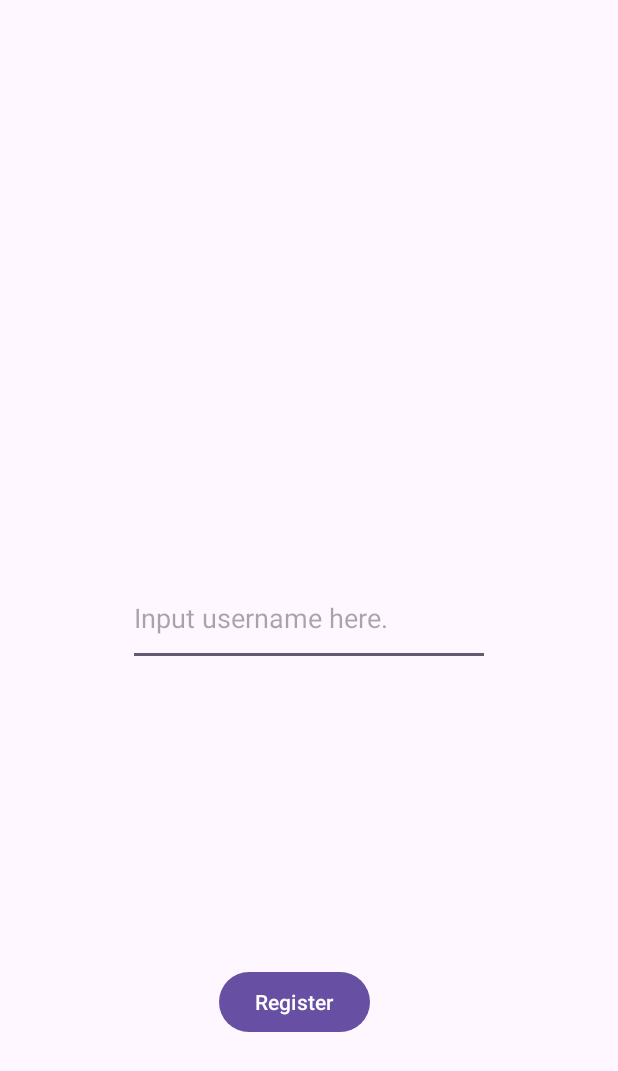
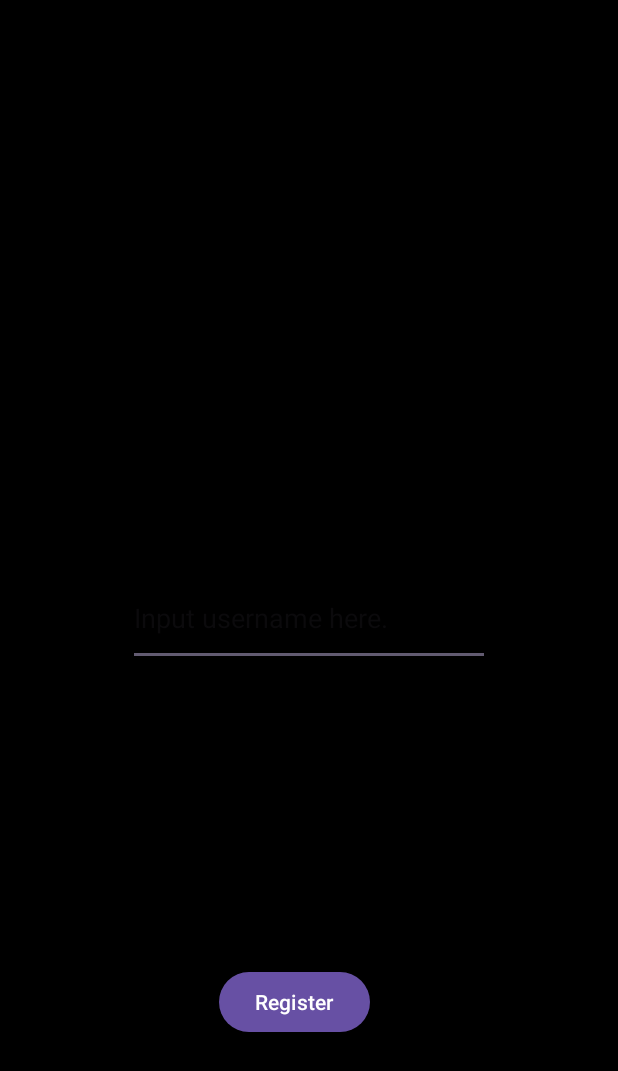
Before and after one commit to theboomstick123/AndroidProg, an Android app: the CreateProfile screen opened directly, with no data from a screen before it, on a phone screen of 412 x 824 dp. Shown: the top 1071 px of the screen. Run offline under Robolectric (Android 15) with nearby library versions, the phone set to English and light mode, and no system bars; our stand-ins replace Firebase (no records; nobody signed in at launch, a user with empty details on screens opened directly).

```diff
--- a/app/src/main/java/com/example/finalsproject/GameActivity.kt
+++ b/app/src/main/java/com/example/finalsproject/GameActivity.kt
@@ -28,14 +28,14 @@ class GameActivity : AppCompatActivity() {
     private var row = -1
     private var col = -1
 
-    private val maxBlockedTurns = 5
+    private val maxBlockedTurns = 3
     private val maxBlockerUsage = 1
 
     //'firstTurn' represents the player who goes first, 'currentTurn' represents the current player.
     private var firstTurn = PlayerTurn.CROSS
     private var currentTurn = PlayerTurn.CROSS
 
-    private var totalGameTimeMillis: Long = 45000 // in milliseconds
+    private var totalGameTimeMillis: Long = 60000 // in milliseconds
     private var currentPlayerTimer: CountDownTimer? = null
     private var opponentPlayerTimer: CountDownTimer? = null
     private var crossPlayerRemainingTime: Long = totalGameTimeMillis
--- a/app/src/main/java/com/example/finalsproject/VictoryActivity.kt
+++ b/app/src/main/java/com/example/finalsproject/VictoryActivity.kt
@@ -7,5 +7,7 @@ class VictoryActivity : AppCompatActivity() {
     override fun onCreate(savedInstanceState: Bundle?) {
         super.onCreate(savedInstanceState)
         setContentView(R.layout.activity_victory)
+
+
     }
 }
--- a/app/src/main/res/layout/activity_create_profile.xml
+++ b/app/src/main/res/layout/activity_create_profile.xml
@@ -4,7 +4,8 @@
     xmlns:tools="http://schemas.android.com/tools"
     android:layout_width="match_parent"
     android:layout_height="match_parent"
-    tools:context=".CreateProfile">
+    tools:context=".CreateProfile"
+    android:background="@color/black">
 
     <EditText
         android:id="@+id/editTextUsername"
@@ -17,7 +18,8 @@
         app:layout_constraintBottom_toBottomOf="parent"
         app:layout_constraintEnd_toEndOf="parent"
         app:layout_constraintStart_toStartOf="parent"
-        app:layout_constraintTop_toTopOf="parent" />
+        app:layout_constraintTop_toTopOf="parent"
+        android:textColor="@color/white"/>
 
     <Button
         android:id="@+id/buttonRegister"
```
